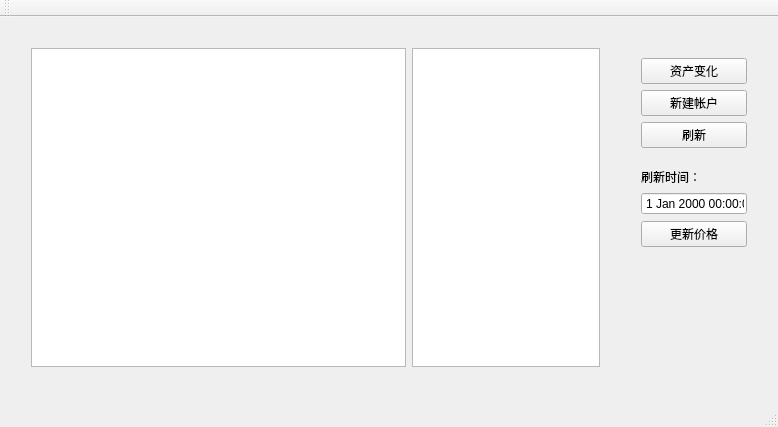
The window that myFinanceMainWindow.ui (Imrono/myFinance) describes before a commit, drawn with Qt 5.
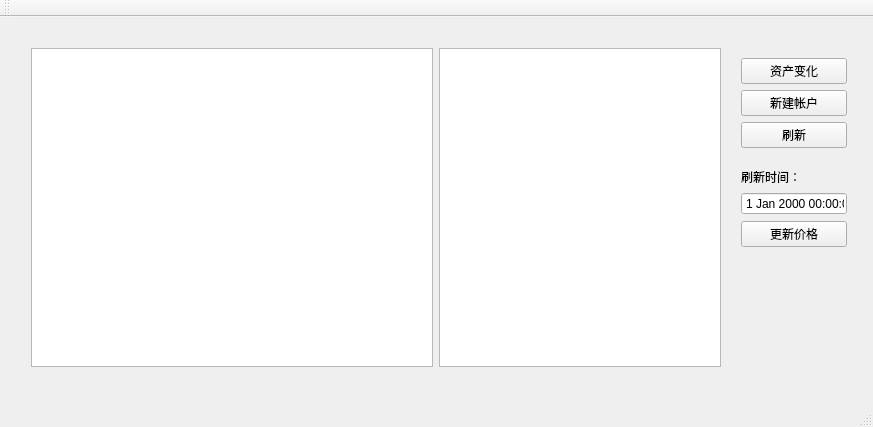
The same window after the commit.

Diff of the .ui file:
```diff
--- a/myFinanceMainWindow.ui
+++ b/myFinanceMainWindow.ui
@@ -6,7 +6,7 @@
    <rect>
     <x>0</x>
     <y>0</y>
-    <width>778</width>
+    <width>873</width>
     <height>427</height>
    </rect>
   </property>
@@ -19,11 +19,14 @@
      <rect>
       <x>20</x>
       <y>20</y>
-      <width>591</width>
+      <width>701</width>
       <height>341</height>
      </rect>
     </property>
-    <layout class="QHBoxLayout" name="horizontalLayout" stretch="2,1">
+    <layout class="QHBoxLayout" name="horizontalLayout" stretch="10,7">
+     <property name="rightMargin">
+      <number>0</number>
+     </property>
      <item>
       <widget class="QTreeView" name="treeView">
        <property name="indentation">
@@ -48,7 +51,7 @@
    <widget class="QWidget" name="verticalLayoutWidget">
     <property name="geometry">
      <rect>
-      <x>630</x>
+      <x>730</x>
       <y>30</y>
       <width>128</width>
       <height>211</height>
```
Left out of the diff: 2 changed lines with no effect on the pictures.
